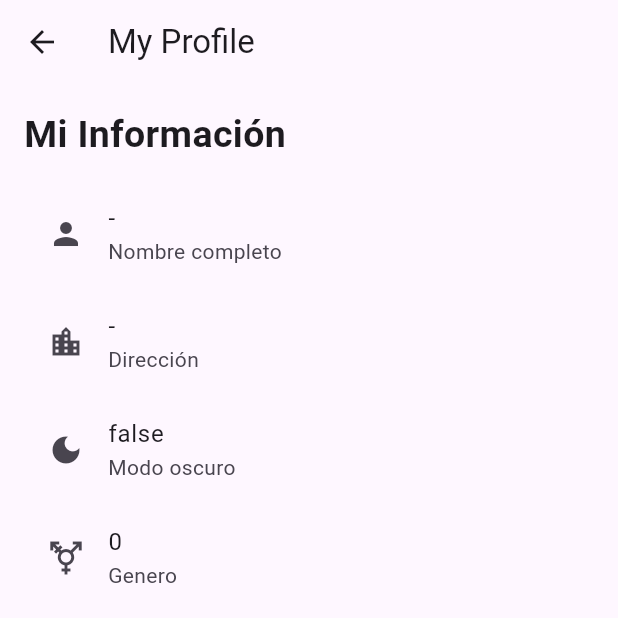
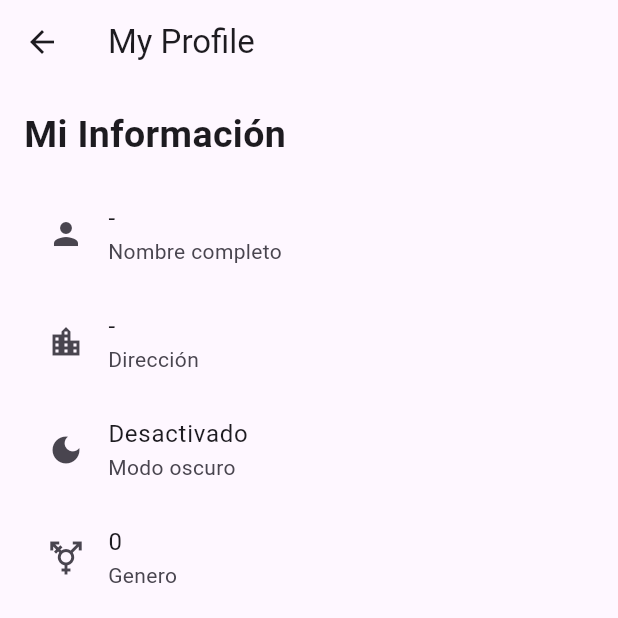
Before and after one commit to duducito15/app08_shared_20242, a Flutter app: the screen it shows after launch, in the side drawer, after a tap on "My profile", on a phone screen of 412 x 824 dp, the top half of it. Run offline on Flutter 3.47's test engine with Material 3 defaults, Android fonts, the phone set to English and light mode, and no system bars; our stand-ins replace shared_preferences; network calls fail.

Commit message:
SharedPreferences completo

```diff
--- a/lib/pages/home_page.dart
+++ b/lib/pages/home_page.dart
@@ -3,7 +3,6 @@
 import 'package:app08_shared_20242/utils/shared_global.dart';
 import 'package:app08_shared_20242/widgets/my_drawer_widget.dart';
 import 'package:flutter/material.dart';
-import 'package:shared_preferences/shared_preferences.dart';
 
 class HomePage extends StatefulWidget {
   const HomePage({super.key});
--- a/lib/pages/my_profile_page.dart
+++ b/lib/pages/my_profile_page.dart
@@ -3,6 +3,8 @@ import 'package:flutter/material.dart';
 import 'package:shared_preferences/shared_preferences.dart';
 
 class MyProfilePage extends StatefulWidget {
+  const MyProfilePage({super.key});
+
   @override
   State<MyProfilePage> createState() => _MyProfilePageState();
 }
@@ -53,7 +55,9 @@ class _MyProfilePageState extends State<MyProfilePage> {
             ),
             ListTile(
               leading: Icon(Icons.dark_mode),
-              title: Text(SharedGlobal().darkMode.toString()),
+              title: Text(SharedGlobal().darkMode.toString() == true
+                  ? "Activado"
+                  : "Desactivado"),
               subtitle: Text("Modo oscuro"),
             ),
             ListTile(
```
